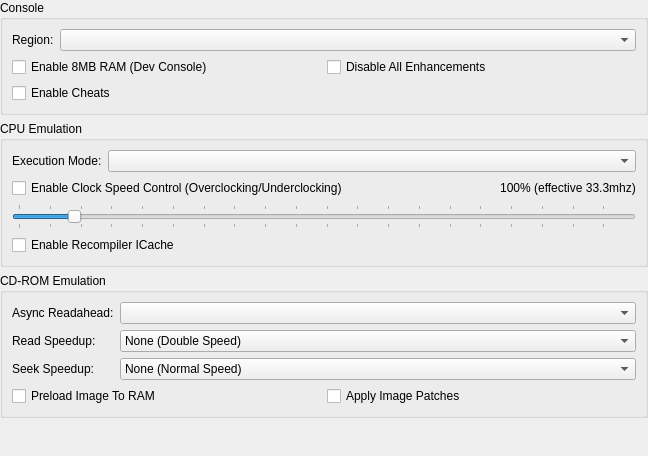
Before: the Qt Designer form src/duckstation-qt/consolesettingswidget.ui in kofxi3584karlayang/duckstation, drawn with Qt 5.
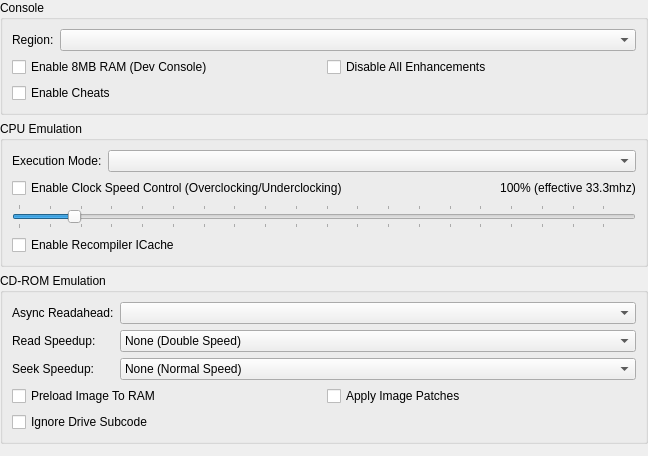
After: the same form once the commit is applied.

Commit message: Qt: Expose "Ignore Drive Subcode" option

Patch:
```diff
--- a/src/duckstation-qt/consolesettingswidget.ui
+++ b/src/duckstation-qt/consolesettingswidget.ui
@@ -308,6 +308,13 @@
           </property>
          </widget>
         </item>
+        <item row="1" column="0">
+         <widget class="QCheckBox" name="cdromIgnoreDriveSubcode">
+          <property name="text">
+           <string>Ignore Drive Subcode</string>
+          </property>
+         </widget>
+        </item>
        </layout>
       </item>
       <item row="0" column="0">
```
The commit also changes 1 other file.
